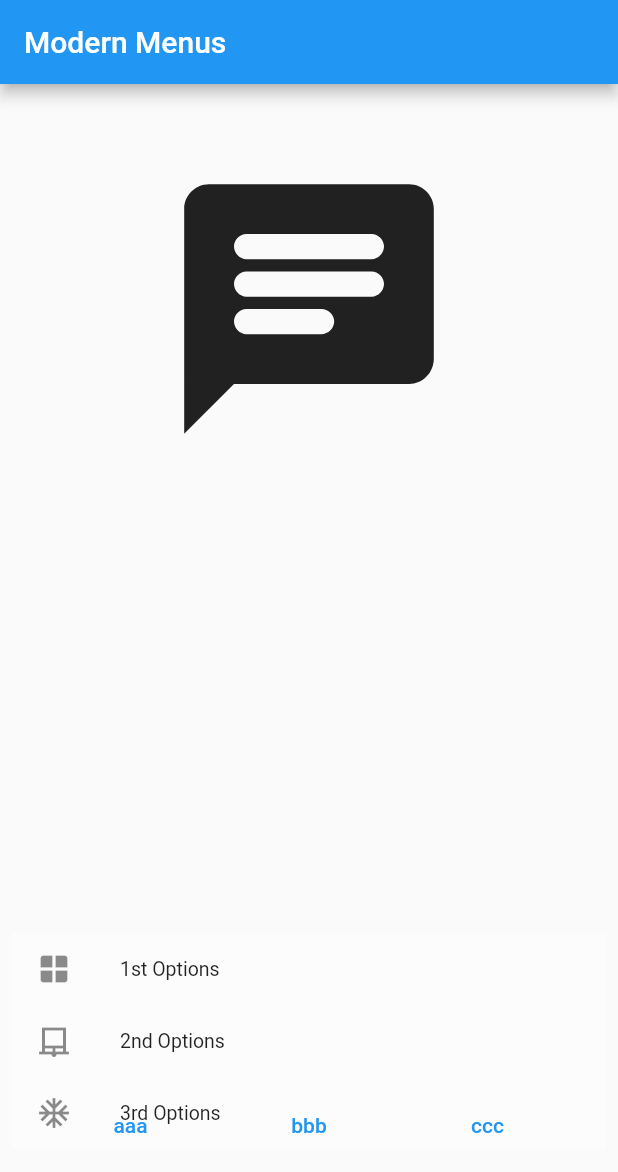
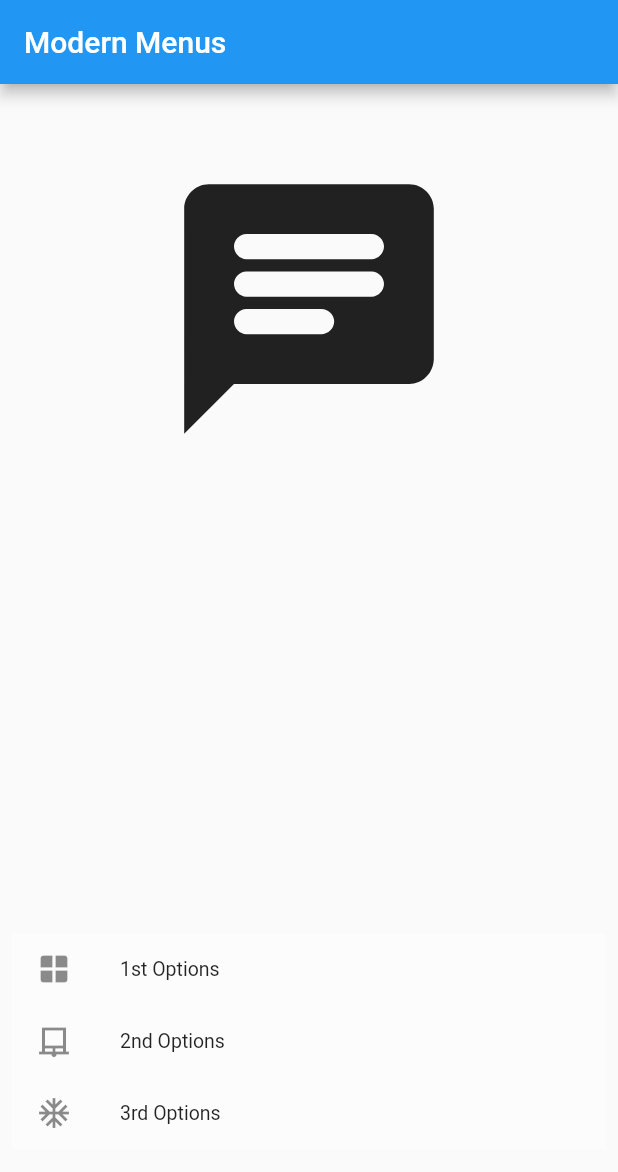
Before and after one commit to realitymolder/better_menus, a Flutter app: the screen it shows after launch, on a phone screen of 412 x 824 dp. Shown: the top 1172 px of the screen. Run offline on Flutter 3.47's test engine with Material 2 defaults, Android fonts, the phone set to English and light mode, and no system bars.

Commit message:
fixed issues and opened package for more 'programmer friendly' + added horiz menu

```diff
--- a/example/lib/main.dart
+++ b/example/lib/main.dart
@@ -4,12 +4,14 @@ import 'package:flutter/material.dart';
 void main() {
   runApp(const MainApp());
 }
-
 class MainApp extends StatelessWidget {
   const MainApp({super.key});
 
+
+
   @override
   Widget build(BuildContext context) {
+
     final pages = [
       BottomMenuItem.list(
           leading: const Icon(Icons.window_rounded),
--- a/lib/src/models/bottom_menu_destination.dart
+++ b/lib/src/models/bottom_menu_destination.dart
@@ -1,4 +1,5 @@
 import 'package:flutter/widgets.dart';
+
 
 class BottomPageMenuDestination {
   final IconData icon;
--- a/lib/src/widgets/bottom_menu.dart
+++ b/lib/src/widgets/bottom_menu.dart
@@ -10,6 +10,7 @@ class BottomMenu extends StatelessWidget {
     this.color,
     required this.items,
     this.isList = false,
+    this.router,
   });
 
   const BottomMenu.list({
@@ -18,12 +19,14 @@ class BottomMenu extends StatelessWidget {
     this.color,
     required this.items,
     this.isList = true,
+    this.router,
   });
 
   final double? borderRadius;
   final Color? color;
   final List<BottomMenuItem> items;
   final bool isList;
+  final dynamic router;
 
   @override
   Widget build(BuildContext context) {
@@ -46,10 +49,10 @@ class BottomMenu extends StatelessWidget {
                         final BottomMenuItem item = items[index];
                         return BottomMenuItem.list(
                           leading: item.leading,
-                          // emoji: item.emoji,
                           label: item.label,
                           onTap: item.onTap,
-                          // page: item.page ?? 'dd',
+                          router: router != null ? router : null,
+                          route: item.route,
                         );
                       })
                   : GridView.builder(
@@ -67,23 +70,14 @@ class BottomMenu extends StatelessWidget {
                           leading: item.leading,
                           label: item.label,
                           onTap: item.onTap,
+                          route: item.route,
+                          router: router,
                           // page: item.page ?? 'dd',
                         );
                       },
                     ),
               // physics: const NeverScrollableScrollPhysics(),
             ),
-          ),
-        ),
-        Align(
-          alignment: Alignment.bottomCenter,
-          child: Row(
-            mainAxisAlignment: MainAxisAlignment.spaceEvenly,
-            children: [
-              MenuNavigatorButton(text: 'aaa', onTap: () {}),
-              MenuNavigatorButton(text: 'bbb', onTap: () {}),
-              MenuNavigatorButton(text: 'ccc', onTap: () {}),
-            ],
           ),
         ),
       ],
--- a/lib/src/widgets/bottom_menu_item.dart
+++ b/lib/src/widgets/bottom_menu_item.dart
@@ -6,25 +6,32 @@ class BottomMenuItem extends StatelessWidget {
       required this.leading,
       required this.label,
       this.isList = false,
-      required this.onTap});
+      this.onTap,
+      this.route,
+      this.router});
 
   const BottomMenuItem.list(
       {super.key,
       required this.leading,
       required this.label,
       this.isList = true,
-      required this.onTap});
+      this.onTap,
+      this.route,
+      this.router});
 
   final Widget leading;
   final String label;
   final bool isList;
   final VoidCallback? onTap;
+  final String? route;
+  final dynamic router;
 
   @override
   Widget build(BuildContext context) {
     final theme = Theme.of(context);
     return InkWell(
-      onTap: () => onTap,
+      borderRadius: BorderRadius.circular(16),
+      onTap: () => onTap ?? router.navigateNamed(route),
       child: isList
           ? LimitedBox(
               child: ListTile(
```
Also changed, not shown: lib/better_menus.dart (+8 -1 lines), lib/src/widgets/horizontal_scrollable_menu.dart (added, +53 -0 lines), lib/src/widgets/horizontal_scrollable_menu_item.dart (added, +57 -0 lines).
